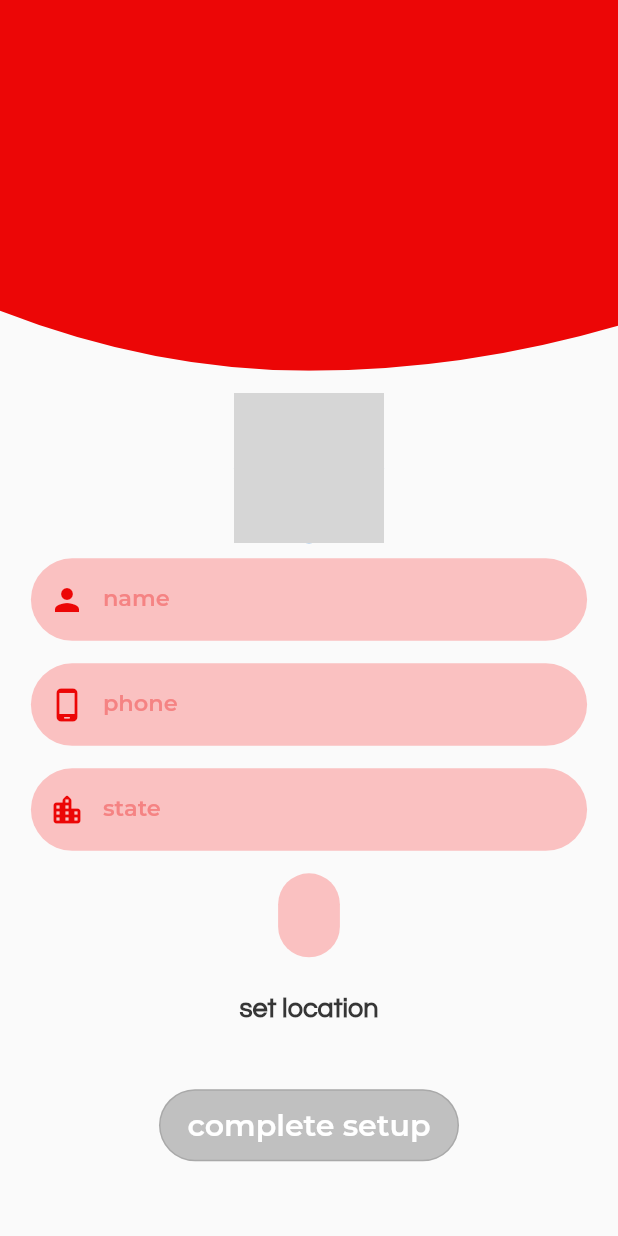
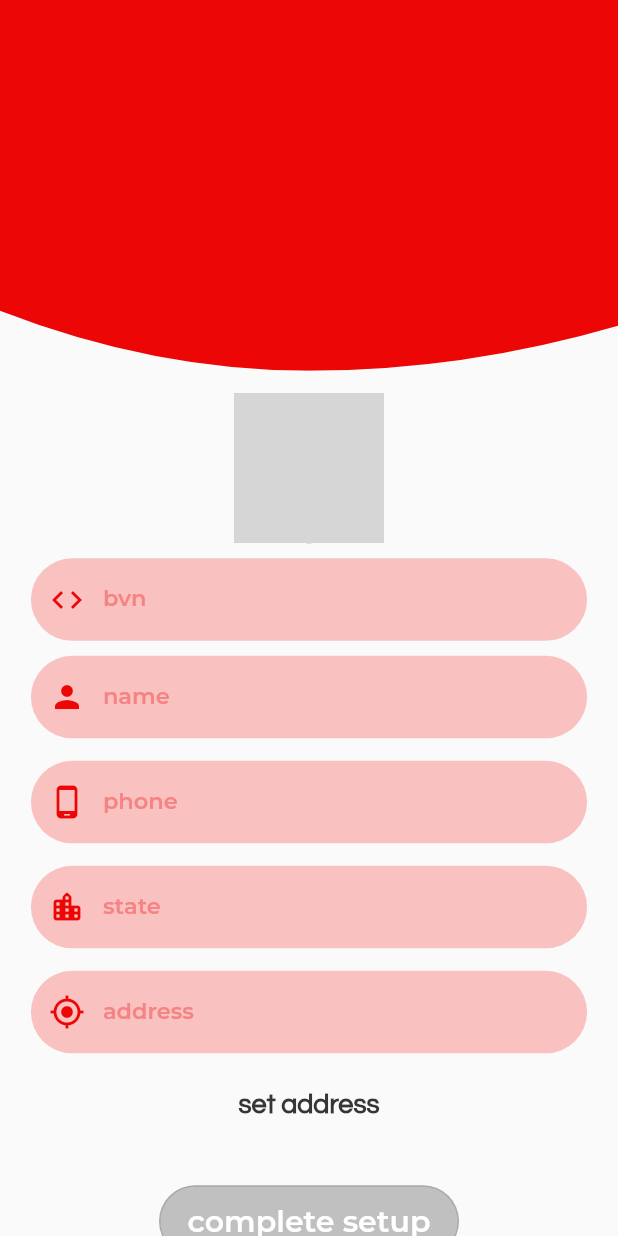
Before and after one commit to Ehiiz/chopwell_rider_application, a Flutter app: the CompleteAccountPage screen opened directly, on a phone screen of 412 x 824 dp. Run offline on Flutter 3.47's test engine with Material 2 defaults, Android fonts, the phone set to English and light mode, and no system bars; our stand-ins replace cached_network_image, connectivity_plus, dio, firebase_core, flutter_riverpod, flutter_svg and 9 more; missing offline and left inert: flutter_google_places_hoc081098, flutter_imagekit, google_api_headers, google_maps_webservice, onesignal_flutter; accounts and stored records are empty; network calls fail; project files that could hold a hidden picture were left out; key blocks and very long unbroken strings in the code were emptied for the run; grey boxes are pictures that could not be loaded.

Commit message:
Fixed BVN verification and model

```diff
--- a/lib/constants/constants.dart
+++ b/lib/constants/constants.dart
@@ -1894,3 +1894,4 @@ RegExp passwordRegex =
 RegExp nameRegex = RegExp(r'[a-zA-Z]');
 RegExp otpRegex = RegExp(r'^[a-zA-Z0-9]{1,5}$');
 RegExp phoneRegex = RegExp(r'^\d{11}$');
+RegExp bvnRegex = RegExp(r'^\d{11}$');
--- /dev/null
+++ b/lib/models/request_models/bvn_enquiry_request_model.dart
@@ -0,0 +1,17 @@
+import 'package:json_annotation/json_annotation.dart';
+
+part 'bvn_enquiry_request_model.g.dart';
+
+@JsonSerializable()
+class BvnEnquiryRequestModel {
+  BvnEnquiryRequestModel({
+    required this.bvn,
+  });
+
+  String bvn;
+
+  factory BvnEnquiryRequestModel.fromJson(Map<String, dynamic> json) =>
+      _$BvnEnquiryRequestModelFromJson(json);
+
+  Map<String, dynamic> toJson() => _$BvnEnquiryRequestModelToJson(this);
+}
--- a/lib/screens/micro_components/signin_input.dart
+++ b/lib/screens/micro_components/signin_input.dart
@@ -3,7 +3,7 @@ import 'package:flutter/material.dart';
 
 
 class SignInput extends StatefulWidget {
-  SignInput(this.icon, this.label, this.errorMessage, this.hint,
+  SignInput(this.icon, this.label, this.errorMessage, this.hint, this.status,
       {required this.controller, required this.regExp});
 
   IconData icon;
@@ -12,6 +12,7 @@ class SignInput extends StatefulWidget {
   TextEditingController controller;
   RegExp regExp;
   String errorMessage;
+  bool status;
 
   @override
   _SignInputState createState() => _SignInputState();
@@ -23,6 +24,7 @@ class _SignInputState extends State<SignInput> {
   @override
   Widget build(BuildContext context) {
     return TextField(
+      enabled: widget.status,
       onChanged: (value) {
         if (!widget.regExp.hasMatch(value)) {
           setState(() {
@@ -74,6 +76,10 @@ class _SignInputState extends State<SignInput> {
             borderRadius: BorderRadius.circular(100.0),
             borderSide: BorderSide.none,
           ),
+          disabledBorder: OutlineInputBorder(
+            borderRadius: BorderRadius.circular(100.0),
+            borderSide: BorderSide.none,
+          ),
           errorBorder: OutlineInputBorder(
             borderRadius: BorderRadius.circular(100.0),
             borderSide: BorderSide.none,
--- a/lib/screens/registration_page/completeAccountPage.dart
+++ b/lib/screens/registration_page/completeAccountPage.dart
@@ -2,11 +2,13 @@
 import 'dart:io';
 
 import 'package:chopwell_rider_application/constants/constants.dart';
+import 'package:chopwell_rider_application/models/request_models/bvn_enquiry_request_model.dart';
 import 'package:chopwell_rider_application/models/request_models/complete_account_request_model.dart';
 import 'package:chopwell_rider_application/screens/bottom_sheets/updateLocationCard.dart';
 import 'package:chopwell_rider_application/screens/micro_components/signin_input.dart';
 import 'package:chopwell_rider_application/screens/registration_page/loginPage.dart';
 import 'package:chopwell_rider_application/services/complete_account_service.dart';
+import 'package:chopwell_rider_application/services/fetch_bank_list_service.dart';
 import 'package:chopwell_rider_application/utils/image_kit.dart';
 import 'package:flutter/material.dart';
 import 'package:geolocator/geolocator.dart';
@@ -29,7 +31,7 @@ class _CompleteAccountPageState extends State<CompleteAccountPage> {
   final TextEditingController _phoneController = TextEditingController();
   final TextEditingController _locationController = TextEditingController();
   final TextEditingController _imageController = TextEditingController();
-  final TextEditingController _searchController = TextEditingController();
+  final TextEditingController _bvnController = TextEditingController();
 
   bool _showProgressIndicator = false;
   bool _showLocationIndicator = false;
@@ -46,6 +48,8 @@ class _CompleteAccountPageState extends State<CompleteAccountPage> {
     _stateController.addListener(_validateInput);
     _nameController.addListener(_validateInput);
     _locationController.addListener(_validateInput);
+    _bvnController.addListener(_fetchUserDetails);
+    _bvnController.addListener(_validateInput);
   }
 
   Future<File?> _getImage() async {
@@ -80,6 +84,7 @@ class _CompleteAccountPageState extends State<CompleteAccountPage> {
     final location = _locationController.text;
     final phone = _phoneController.text;
     final image = _imageController.text;
+    final bvn = _bvnController.text;
 
     setState(() {
       _showProgressIndicator = true;
@@ -139,11 +144,45 @@ class _CompleteAccountPageState extends State<CompleteAccountPage> {
     final stateValid = nameRegex.hasMatch(_stateController.text);
     final locationValid = nameRegex.hasMatch(_locationController.text);
     final nameValid = nameRegex.hasMatch(_nameController.text);
-
+    final bvnValid = bvnRegex.hasMatch(_bvnController.text);
     setState(() {
       _isButtonDisabled =
-          !(phoneValid && stateValid && locationValid && nameValid);
+          !(phoneValid && stateValid && locationValid && nameValid && bvnValid);
     });
+  }
+
+  void _fetchUserDetails() async {
+    if (_bvnController.text.length == 11) {
+      setState(() {
+        _showLocationIndicator = true;
+      });
+      final request = BvnEnquiryRequestModel(bvn: _bvnController.text);
+
+      final response = await BankEnquiryService().bvnEnquiry(request);
+      if (response.status == "success") {
+        // include toast notification
+
+        final firstName = response.data["firstName"];
+        final middleName = response.data["middleName"];
+        final lastName = response.data["lastName"];
+
+        setState(() {
+          _nameController.text = "$firstName $middleName $lastName";
+          _showLocationIndicator = false;
+        });
+
+        ScaffoldMessenger.of(context)
+            .showSnackBar(customSuccessBar("Name Verified"));
+      } else {
+        setState(() {
+          _showLocationIndicator = false;
+        });
+        ScaffoldMessenger.of(context)
+            .showSnackBar(customErrorBar("Failed to Verify Name"));
+      }
+    } else {
+      print("I nor work");
+    }
   }
 
   @override
@@ -152,6 +191,7 @@ class _CompleteAccountPageState extends State<CompleteAccountPage> {
     _stateController.dispose();
     _nameController.dispose();
     _phoneController.dispose();
+    _bvnController.dispose();
     super.dispose();
   }
 
@@ -179,7 +219,7 @@ class _CompleteAccountPageState extends State<CompleteAccountPage> {
                 const SizedBox(
                   height: 15,
                 ),
-                Container(
+                SizedBox(
                   width: width * .8,
                   child: Column(
                       mainAxisAlignment: MainAxisAlignment.center,
@@ -197,7 +237,23 @@ class _CompleteAccountPageState extends State<CompleteAccountPage> {
                                       NetworkImage(_imageController.text),
                                 ),
                         ),
-                        SizedBox(
+                        const SizedBox(
+                          height: 10,
+                        ),
+                        Padding(
+                          padding:
+                              EdgeInsets.symmetric(horizontal: width * .05),
+                          child: SignInput(
+                            Icons.code,
+                            "bvn",
+                            "invalid BVN Details",
+                            "enter your BVN",
+                            true,
+                            regExp: bvnRegex,
+                            controller: _bvnController,
+                          ),
+                        ),
+                        const SizedBox(
                           height: 10,
                         ),
                         Padding(
@@ -208,6 +264,7 @@ class _CompleteAccountPageState extends State<CompleteAccountPage> {
                             "name",
                             "full name",
                             "",
+                            false,
                             regExp: nameRegex,
                             controller: _nameController,
                           ),
@@ -223,6 +280,7 @@ class _CompleteAccountPageState extends State<CompleteAccountPage> {
                             "phone",
                             "must be a valid phone number",
                             "",
+                            true,
                             regExp: phoneRegex,
                             controller: _phoneController,
                           ),
@@ -238,6 +296,7 @@ class _CompleteAccountPageState extends State<CompleteAccountPage> {
                             "state",
                             "incorrect state",
                             "Abuja",
+                            true,
                             regExp: nameRegex,
                             controller: _stateController,
                           ),
@@ -245,19 +304,18 @@ class _CompleteAccountPageState extends State<CompleteAccountPage> {
                         const SizedBox(
                           height: 15,
                         ),
-                        Container(
-                          padding: EdgeInsets.symmetric(
-                              horizontal: width * .05, vertical: 20),
-                          child: Text(
-                            _locationController.text,
-                            style: TextStyle(
-                              color: KConstants.baseRedColor,
-                              fontWeight: FontWeight.bold,
-                            ),
+                        Padding(
+                          padding:
+                              EdgeInsets.symmetric(horizontal: width * .05),
+                          child: SignInput(
+                            Icons.my_location_outlined,
+                            "address",
+                            "invalid location",
+                            "Abuja",
+                            false,
+                            regExp: nameRegex,
+                            controller: _locationController,
                           ),
-                          decoration: BoxDecoration(
-                              color: KConstants.baseFourRedColor,
-                              borderRadius: BorderRadius.circular(100.0)),
                         ),
                         const SizedBox(
                           height: 10,
@@ -287,7 +345,7 @@ class _CompleteAccountPageState extends State<CompleteAccountPage> {
                             },
                             // ignore: prefer_const_constructors
                             child: Text(
-                              'set location',
+                              'set address',
                               style: TextStyle(
                                 fontFamily: "Questrial",
                                 color: KConstants.baseDarkColor,
@@ -354,10 +412,10 @@ class _CompleteAccountPageState extends State<CompleteAccountPage> {
               ],
             ),
             if (_showLocationIndicator)
-              const Positioned.fill(
+              Positioned.fill(
                 child: Center(
                   child: CircularProgressIndicator(
-                    color: Colors.white,
+                    color: KConstants.baseRedColor,
                   ),
                 ),
               ),
--- a/lib/screens/registration_page/confirmEmailPage.dart
+++ b/lib/screens/registration_page/confirmEmailPage.dart
@@ -92,6 +92,7 @@ class _ConfirmEmailPageState extends State<ConfirmEmailPage> {
                           "email",
                           "incorrect email",
                           "user@gmail.com",
+                          true,
                           regExp: emailRegExp,
                           controller: _emailController,
                         ),
--- a/lib/screens/registration_page/loginPage.dart
+++ b/lib/screens/registration_page/loginPage.dart
@@ -151,6 +151,7 @@ class _LoginPageState extends State<LoginPage> {
                   "email",
                   "incorrect email",
                   "user@gmail.com",
+                  true,
                   regExp: emailRegExp,
                   controller: _emailController,
                 ),
@@ -165,6 +166,7 @@ class _LoginPageState extends State<LoginPage> {
                   "password",
                   "invalid password",
                   "input your password",
+                  true,
                   regExp: passwordRegex,
                   controller: _passwordController,
                 ),
--- a/lib/screens/registration_page/resetPasswordPage.dart
+++ b/lib/screens/registration_page/resetPasswordPage.dart
@@ -103,6 +103,7 @@ class _ResetPasswordPageState extends State<ResetPasswordPage> {
                           "email",
                           "incorrect email",
                           "user@gmail.com",
+                          true,
                           regExp: passwordRegex,
                           controller: _newPasswordController,
                         ),
--- a/lib/screens/registration_page/signUpPage.dart
+++ b/lib/screens/registration_page/signUpPage.dart
@@ -127,6 +127,7 @@ class _SignUpPageState extends State<SignUpPage> {
                   "email",
                   "incorrect email",
                   "user@gmail.com",
+                  true,
                   regExp: emailRegExp,
                   controller: _emailController,
                 ),
@@ -141,6 +142,7 @@ class _SignUpPageState extends State<SignUpPage> {
                   "password",
                   "password must have at least one letter, one number and one special character",
                   "create a strong password",
+                  true,
                   regExp: passwordRegex,
                   controller: _passwordController,
                 ),
--- a/lib/screens/registration_page/verifyOtpPage.dart
+++ b/lib/screens/registration_page/verifyOtpPage.dart
@@ -99,6 +99,7 @@ class _VerifyOtpPageState extends State<VerifyOtpPage> {
                           "otp",
                           "invalid otp",
                           "user@gmail.com",
+                          true,
                           regExp: otpRegex,
                           controller: _otpController,
                         ),
```
Also changed, not shown: lib/services/fetch_bank_list_service.dart (+31 -0 lines), lib/models/request_models/bvn_enquiry_request_model.g.dart (added).
